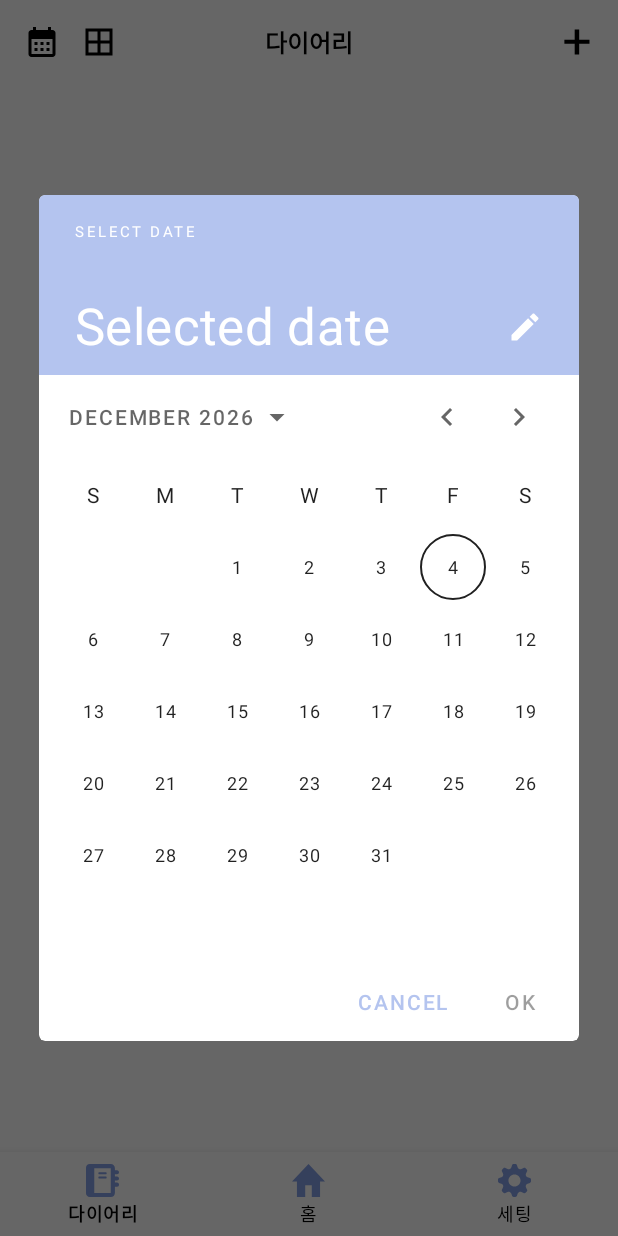
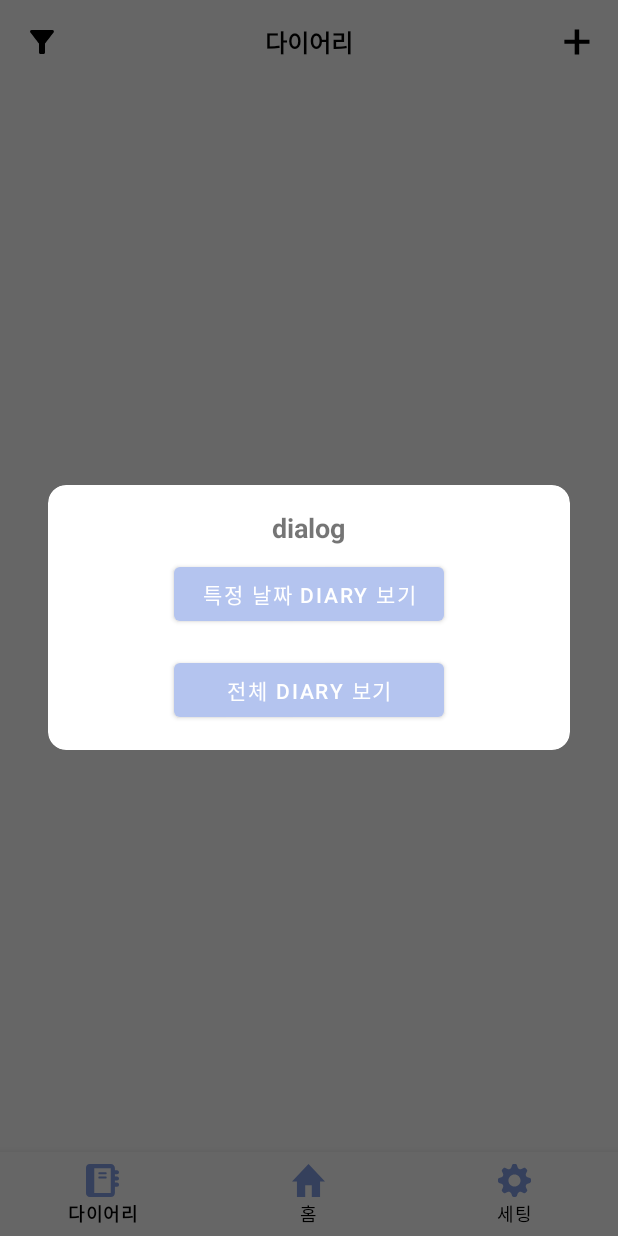
Before and after one commit to jinhaEom/Diary_Room, an Android app: the DiaryFragment screen opened through its navigation route, after a tap on an icon or button, on a phone screen of 412 x 824 dp. Run offline under Robolectric (Android 15) with nearby library versions, the phone set to English and light mode, and no system bars; our stand-ins replace Room's generated code, data binding, navigation-ui; 1 statement that could not run was skipped.

Commit message:
diaryFragment -> 다이어리 필터기능 추가(특정날짜, 전체다이어리)

```diff
--- /dev/null
+++ b/app/src/main/java/bu/ac/kr/diaryroom/dialog/DialogHelper.kt
@@ -0,0 +1,47 @@
+package bu.ac.kr.diaryroom.dialog
+
+import android.app.AlertDialog
+import android.content.Context
+import android.content.res.Resources
+import android.util.TypedValue
+import android.view.LayoutInflater
+import android.view.WindowManager
+import android.widget.Button
+import androidx.lifecycle.LifecycleOwner
+import androidx.lifecycle.lifecycleScope
+import bu.ac.kr.diaryroom.R
+import bu.ac.kr.diaryroom.diary.data.DiaryItem
+import bu.ac.kr.diaryroom.viewModel.DiaryViewModel
+
+class DialogHelper(private val context: Context, private val lifecycleOwner: LifecycleOwner, private val diaryViewModel: DiaryViewModel) {
+
+    fun createDialog(showDatePicker: () -> Unit, submitList: (List<DiaryItem>) -> Unit): AlertDialog {
+        val dialogView = LayoutInflater.from(context).inflate(R.layout.diary_dialog, null)
+        val builder = AlertDialog.Builder(context).setView(dialogView)
+        val dialog = builder.create()
+        dialog.window?.setBackgroundDrawableResource(R.drawable.background_white_radius12dp)
+
+        dialogView.findViewById<Button>(R.id.dialogSpecDate)?.setOnClickListener {
+            showDatePicker()
+            dialog.dismiss()
+        }
+        dialogView.findViewById<Button>(R.id.dialogAllDate)?.setOnClickListener {
+            lifecycleOwner.lifecycleScope.launchWhenStarted {
+                diaryViewModel.getAllDiaryItems().collect { items ->
+                    submitList(items)
+                }
+            }
+            dialog.dismiss()
+        }
+        return dialog
+    }
+
+    fun getDialogLayoutParams(dialog: AlertDialog): WindowManager.LayoutParams {
+        val params = dialog.window?.attributes
+        val displayMetrics = Resources.getSystem().displayMetrics
+        val deviceWidth = displayMetrics.widthPixels
+        val marginPixels = TypedValue.applyDimension(TypedValue.COMPLEX_UNIT_DIP, 32f, displayMetrics)
+        params?.width = (deviceWidth - 2 * marginPixels).toInt()
+        return params!!
+    }
+}
--- a/app/src/main/java/bu/ac/kr/diaryroom/diary/DiaryFragment.kt
+++ b/app/src/main/java/bu/ac/kr/diaryroom/diary/DiaryFragment.kt
@@ -7,6 +7,7 @@ import androidx.lifecycle.ViewModelProvider
 import androidx.lifecycle.lifecycleScope
 import androidx.navigation.fragment.findNavController
 import androidx.recyclerview.widget.LinearLayoutManager
+import bu.ac.kr.diaryroom.dialog.DialogHelper
 import bu.ac.kr.diaryroom.R
 import bu.ac.kr.diaryroom.base.BaseFragment
 import bu.ac.kr.diaryroom.databinding.FragmentDiaryBinding
@@ -34,6 +35,7 @@ class DiaryFragment(override val layoutResourceId: Int = R.layout.fragment_diary
 
         viewDataBinding.diaryRecyclerView.layoutManager = LinearLayoutManager(requireContext())
         viewDataBinding.diaryRecyclerView.adapter = diaryAdapter
+        val dialogHelper = DialogHelper(requireContext(), viewLifecycleOwner, diaryViewModel)
 
         viewLifecycleOwner.lifecycleScope.launchWhenStarted {
             diaryViewModel.getAllDiaryItems().collect { items ->
@@ -47,15 +49,15 @@ class DiaryFragment(override val layoutResourceId: Int = R.layout.fragment_diary
                 getNavOptions
             )
         }
-        viewDataBinding.allImageView.setOnClickListener {
-            viewLifecycleOwner.lifecycleScope.launchWhenStarted {
-                diaryViewModel.getAllDiaryItems().collect { items ->
-                    diaryAdapter.submitList(items)
-                }
-            }
-        }
-        viewDataBinding.calendarImageView.setOnClickListener{
-            showDatePicker()
+
+        viewDataBinding.calendarImageView.setOnClickListener {
+            val dialog = dialogHelper.createDialog(
+                showDatePicker = { showDatePicker() },
+                submitList = { items -> diaryAdapter.submitList(items) }
+            )
+            dialog.show()
+            val params = dialogHelper.getDialogLayoutParams(dialog)
+            dialog.window?.attributes = params
         }
     }
     private fun showDatePicker() {
@@ -72,7 +74,6 @@ class DiaryFragment(override val layoutResourceId: Int = R.layout.fragment_diary
         }
 
     }
-
     override fun observeData() {
     }
 }
--- /dev/null
+++ b/app/src/main/res/drawable/background_white_radius12dp.xml
@@ -0,0 +1,6 @@
+<?xml version="1.0" encoding="utf-8"?>
+
+<shape xmlns:android="http://schemas.android.com/apk/res/android">
+    <solid android:color="@color/white" />
+    <corners android:radius="12dp" />
+</shape>
--- /dev/null
+++ b/app/src/main/res/drawable/ic_filter.xml
@@ -0,0 +1,5 @@
+<vector android:height="24dp" android:tint="#000000"
+    android:viewportHeight="24" android:viewportWidth="24"
+    android:width="24dp" xmlns:android="http://schemas.android.com/apk/res/android">
+    <path android:fillColor="@android:color/white" android:pathData="M4.25,5.61C6.27,8.2 10,13 10,13v6c0,0.55 0.45,1 1,1h2c0.55,0 1,-0.45 1,-1v-6c0,0 3.72,-4.8 5.74,-7.39C20.25,4.95 19.78,4 18.95,4H5.04C4.21,4 3.74,4.95 4.25,5.61z"/>
+</vector>
--- /dev/null
+++ b/app/src/main/res/drawable/ic_menu.xml
@@ -0,0 +1,5 @@
+<vector android:height="24dp" android:tint="#000000"
+    android:viewportHeight="24" android:viewportWidth="24"
+    android:width="24dp" xmlns:android="http://schemas.android.com/apk/res/android">
+    <path android:fillColor="@android:color/white" android:pathData="M3,18h18v-2L3,16v2zM3,13h18v-2L3,11v2zM3,6v2h18L21,6L3,6z"/>
+</vector>
--- /dev/null
+++ b/app/src/main/res/layout/diary_dialog.xml
@@ -0,0 +1,34 @@
+<?xml version="1.0" encoding="utf-8"?>
+<LinearLayout
+    xmlns:android="http://schemas.android.com/apk/res/android"
+    android:layout_width="match_parent"
+    android:layout_height="wrap_content"
+    android:orientation="vertical"
+    android:layout_margin="48dp"
+    android:padding="16dp">
+
+    <TextView
+        android:id="@+id/dialogTitle"
+        android:layout_width="wrap_content"
+        android:layout_height="wrap_content"
+        android:text="dialog"
+        android:textSize="18sp"
+        android:textStyle="bold"
+        android:layout_gravity="center"/>
+
+    <Button
+        android:id="@+id/dialogSpecDate"
+        android:layout_width="180dp"
+        android:layout_height="wrap_content"
+        android:text="특정 날짜 diary 보기"
+        android:layout_marginTop="8dp"
+        android:layout_marginBottom="16dp"
+        android:layout_gravity="center"/>
+
+    <Button
+        android:id="@+id/dialogAllDate"
+        android:layout_width="180dp"
+        android:layout_height="wrap_content"
+        android:text="전체 Diary 보기"
+        android:layout_gravity="center"/>
+</LinearLayout>
--- a/app/src/main/res/layout/fragment_diary.xml
+++ b/app/src/main/res/layout/fragment_diary.xml
@@ -37,13 +37,7 @@
                     android:layout_width="wrap_content"
                     android:layout_height="wrap_content"
                     android:id="@+id/calendarImageView"
-                    android:src="@drawable/ic_calendar"/>
-                <androidx.appcompat.widget.AppCompatImageView
-                    android:layout_width="wrap_content"
-                    android:layout_height="wrap_content"
-                    android:id="@+id/allImageView"
-                    android:layout_marginStart="30dp"
-                    android:src="@drawable/ic_all_border"/>
+                    android:src="@drawable/ic_filter"/>
 
                 <androidx.appcompat.widget.AppCompatImageView
                     android:id="@+id/homeToolbarRightButton"
--- a/app/src/main/res/layout/fragment_home.xml
+++ b/app/src/main/res/layout/fragment_home.xml
@@ -137,15 +137,6 @@
                 android:layout_marginTop="24dp"
                 android:fontFamily="@font/appfont"/>
 
-<!--            <androidx.appcompat.widget.AppCompatTextView-->
-<!--                android:layout_width="wrap_content"-->
-<!--                android:layout_height="wrap_content"-->
-<!--                tools:text="스웨터 및 패딩"-->
-<!--                app:layout_constraintStart_toStartOf="parent"-->
-<!--                android:layout_marginStart="24dp"-->
-<!--                android:fontFamily="@font/appfont"-->
-<!--                app:layout_constraintBottom_toBottomOf="@id/clothImg"-->
-<!--                android:textSize="24dp"/>-->
             <androidx.appcompat.widget.AppCompatImageView
                 android:id="@+id/clothImg1"
                 android:layout_width="130dp"
@@ -159,12 +150,11 @@
                 android:id="@+id/clothImg2"
                 android:layout_width="130dp"
                 android:layout_height="130dp"
-                tools:src="@drawable/ic_scarf"
-                android:layout_marginStart="24dp"
-                app:layout_constraintStart_toEndOf="@id/clothImg1"
+                android:layout_marginTop="24dp"
+                android:layout_marginEnd="24dp"
+                app:layout_constraintEnd_toEndOf="parent"
                 app:layout_constraintTop_toBottomOf="@id/ootdTx"
-                android:layout_marginTop="24dp"
-                android:layout_marginEnd="24dp"/>
+                tools:src="@drawable/ic_scarf" />
 
         </androidx.constraintlayout.widget.ConstraintLayout>
 
```
